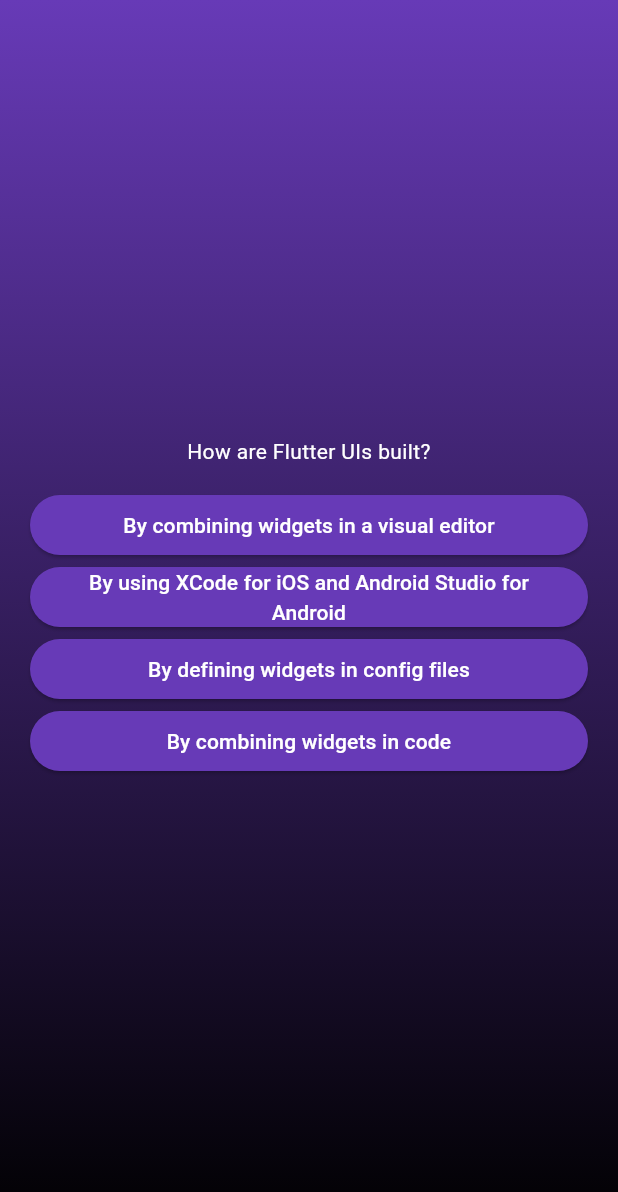
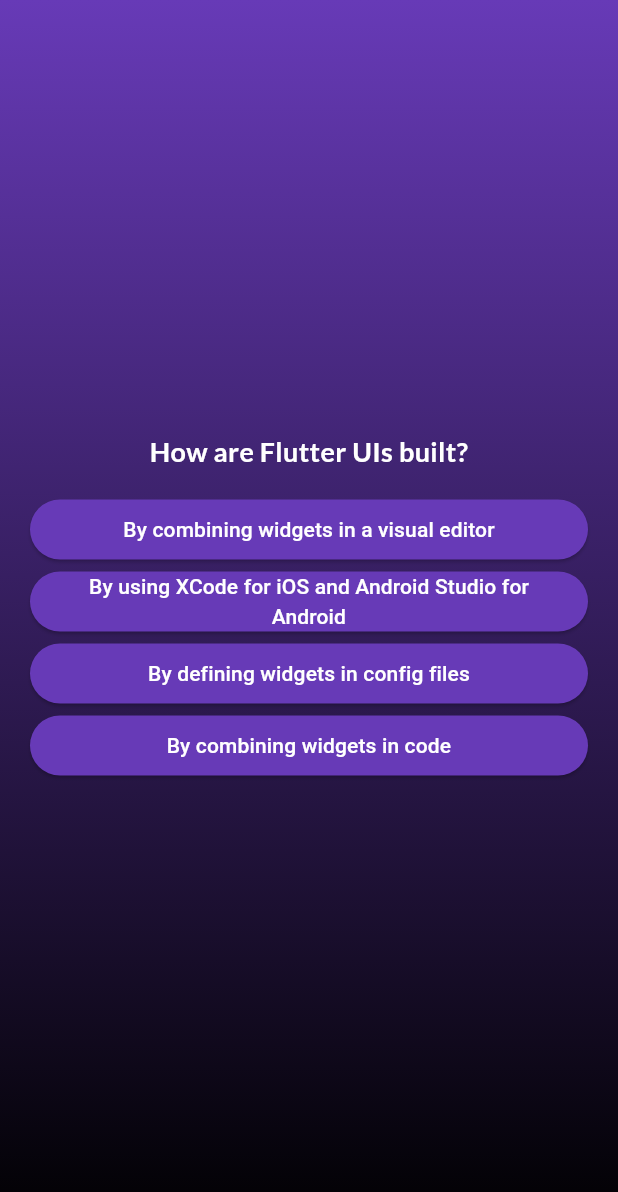
Before and after one commit to An7al/second_appp, a Flutter app: the screen it shows after launch, after a tap on "Start Quiz", after a tap on "Components", on a phone screen of 412 x 824 dp. Shown: the top 1192 px of the screen. Run offline on Flutter 3.47's test engine with Material 3 defaults, Android fonts, the phone set to English and light mode, and no system bars; our stand-ins replace google_fonts.

```diff
--- a/lib/questions_screen.dart
+++ b/lib/questions_screen.dart
@@ -1,9 +1,12 @@
 import 'package:flutter/material.dart';
 import 'package:second_app/answer_bottun.dart';
 import 'package:second_app/data/questions.dart';
+import 'package:google_fonts/google_fonts.dart';
 
 class QuestionsScreen extends StatefulWidget {
-  const QuestionsScreen({super.key});
+  const QuestionsScreen({required this.onAddAnswer, super.key});
+
+  final void Function(String answer) onAddAnswer;
 
   @override
   State<QuestionsScreen> createState() {
@@ -12,34 +15,43 @@ class QuestionsScreen extends StatefulWidget {
 }
 
 class _QuestionsScreenState extends State<QuestionsScreen> {
-  var currentQuestionIndex =  0 ;
+  var currentQuestionIndex = 0;
+
   @override
   Widget build(BuildContext context) {
-    void nextQuestion() {
+    void nextQuestion(String selectedAnswer) {
       setState(() {
-        currentQuestionIndex ++ ;
+        widget.onAddAnswer(selectedAnswer);
+        currentQuestionIndex++;
       });
     }
+
     final currentQuestion = questions[currentQuestionIndex];
-
     return SizedBox(
         width: double.infinity, // Box gets the whole width of screen
         child: Container(
-          margin: const EdgeInsets.all(20) ,
-          child: Column
-            (mainAxisAlignment: MainAxisAlignment.center,
+          margin: const EdgeInsets.all(20),
+          child: Column(
+              mainAxisAlignment: MainAxisAlignment.center,
               crossAxisAlignment: CrossAxisAlignment.stretch,
               children: [
                 Text(
                   currentQuestion.question,
-              style: const TextStyle(color: Colors.white),
-              textAlign: TextAlign.center ,
+                  style: GoogleFonts.lato(
+                      color: Colors.white,
+                      fontSize: 18,
+                      fontWeight: FontWeight.bold),
+                  textAlign: TextAlign.center,
                 ),
                 const SizedBox(
                   height: 15,
                 ),
-            ...currentQuestion.schuffleList().map((e) {
-              return AnswerButton(answer: e, onTap: nextQuestion);
+                ...currentQuestion.schuffleList().map((answer) {
+                  return AnswerButton(
+                      answer: answer,
+                      onTap: () {
+                        nextQuestion(answer);
+                      });
                 }),
                 const SizedBox(
                   height: 15,
```
Also changed, not shown: lib/answer_bottun.dart (+9 -6 lines), lib/models/quiz_question.dart (+6 -6 lines), lib/start_screen.dart (+10 -3 lines). Lines whose indentation alone changed are shown as unchanged.
